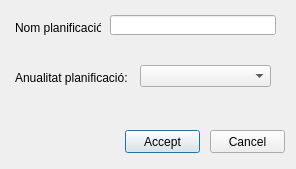
Qt form ui/month_manage.ui (bgeo-gis/treemanage_qgis_pluggin) before a commit.
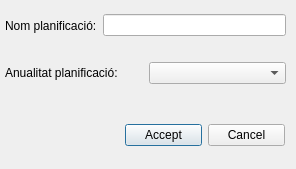
The same form after that commit.

```diff
--- a/ui/month_manage.ui
+++ b/ui/month_manage.ui
@@ -19,77 +19,75 @@
   <property name="windowTitle">
    <string>Month manage</string>
   </property>
-  <widget class="QLineEdit" name="txt_plan_code">
+  <widget class="QWidget" name="horizontalLayoutWidget">
    <property name="geometry">
     <rect>
-     <x>110</x>
-     <y>15</y>
-     <width>166</width>
-     <height>20</height>
+     <x>5</x>
+     <y>5</y>
+     <width>281</width>
+     <height>41</height>
     </rect>
    </property>
-  </widget>
+   <layout class="QHBoxLayout" name="horizontalLayout">
+    <item>
   <widget class="QLabel" name="plan_any">
-   <property name="geometry">
-    <rect>
-     <x>15</x>
-     <y>20</y>
-     <width>86</width>
-     <height>16</height>
-    </rect>
-   </property>
    <property name="text">
     <string>Nom planificació:</string>
    </property>
   </widget>
-  <widget class="QComboBox" name="cbx_years">
+    </item>
+    <item>
+     <widget class="QLineEdit" name="txt_plan_code"/>
+    </item>
+   </layout>
+  </widget>
+  <widget class="QWidget" name="horizontalLayoutWidget_2">
    <property name="geometry">
     <rect>
-     <x>140</x>
-     <y>65</y>
-     <width>131</width>
-     <height>22</height>
+     <x>5</x>
+     <y>55</y>
+     <width>281</width>
+     <height>36</height>
     </rect>
    </property>
-  </widget>
-  <widget class="QPushButton" name="btn_accept">
+   <layout class="QHBoxLayout" name="horizontalLayout_2">
+    <item>
+     <widget class="QLabel" name="label">
+      <property name="text">
+       <string>Anualitat planificació:</string>
+      </property>
+     </widget>
+    </item>
+    <item>
+     <widget class="QComboBox" name="cbx_years"/>
+    </item>
+   </layout>
+  </widget>
+  <widget class="QWidget" name="horizontalLayoutWidget_3">
    <property name="geometry">
     <rect>
      <x>125</x>
-     <y>130</y>
-     <width>75</width>
-     <height>23</height>
+     <y>110</y>
+     <width>160</width>
+     <height>51</height>
     </rect>
    </property>
+   <layout class="QHBoxLayout" name="horizontalLayout_3">
+    <item>
+     <widget class="QPushButton" name="btn_accept">
    <property name="text">
     <string>Accept</string>
    </property>
   </widget>
+    </item>
+    <item>
   <widget class="QPushButton" name="btn_cancel">
-   <property name="geometry">
-    <rect>
-     <x>210</x>
-     <y>130</y>
-     <width>75</width>
-     <height>23</height>
-    </rect>
-   </property>
    <property name="text">
     <string>Cancel</string>
    </property>
   </widget>
-  <widget class="QLabel" name="label">
-   <property name="geometry">
-    <rect>
-     <x>15</x>
-     <y>70</y>
-     <width>116</width>
-     <height>16</height>
-    </rect>
-   </property>
-   <property name="text">
-    <string>Anualitat planificació:</string>
-   </property>
+    </item>
+   </layout>
   </widget>
  </widget>
  <resources/>
```
Lines whose indentation alone changed are shown as unchanged.
